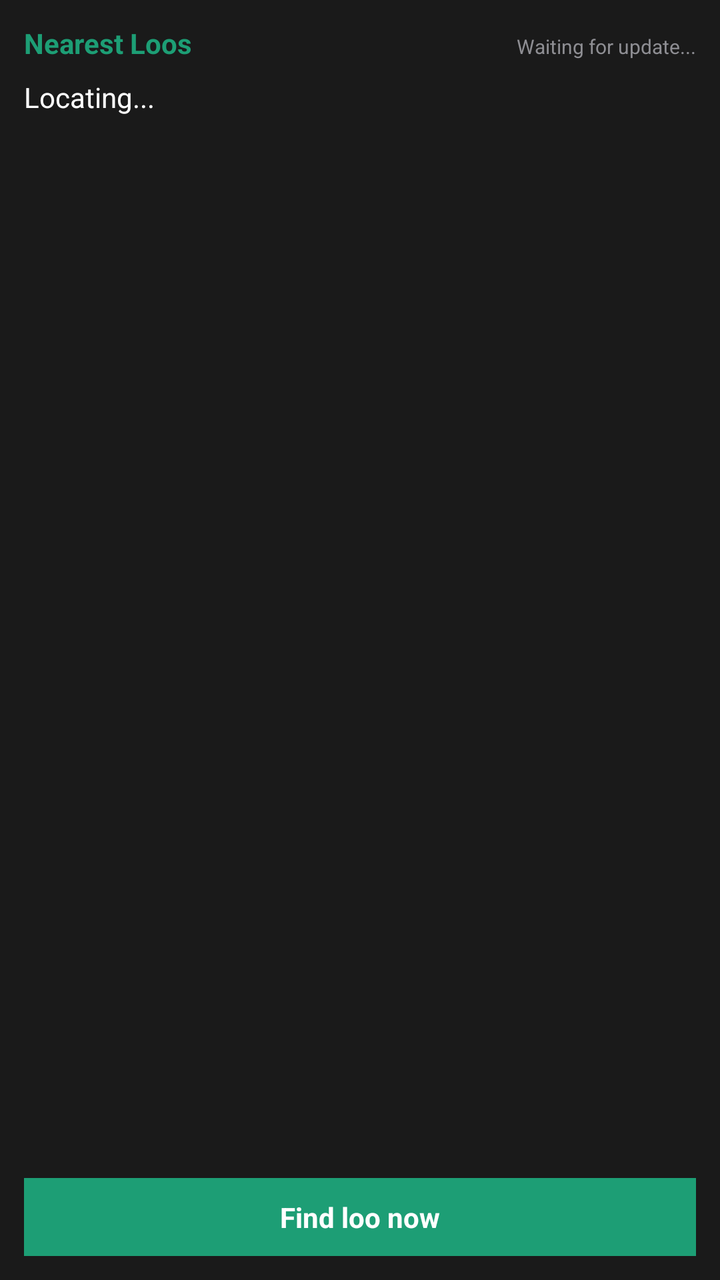
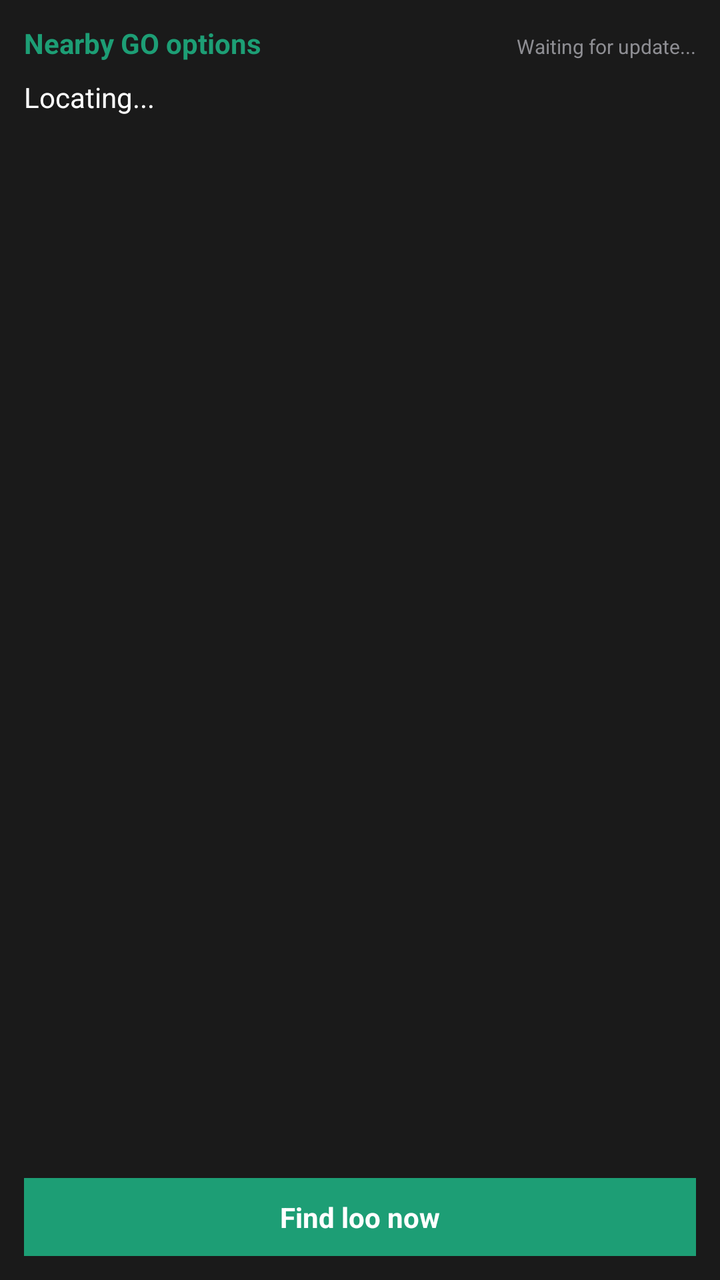

Two renders of the same Android screen: before a commit and after it. Below are the layout's source before the change and the commit's diff.
<!-- AndroidManifest.xml: fallback theme Theme.MaterialComponents.DayNight.NoActionBar -->
<!-- res/layout/widget_layout_medium.xml -->
<?xml version="1.0" encoding="utf-8"?>
<LinearLayout xmlns:android="http://schemas.android.com/apk/res/android"
    android:id="@+id/widget_root"
    android:layout_width="match_parent"
    android:layout_height="match_parent"
    android:background="#1A1A1A"
    android:orientation="vertical"
    android:padding="12dp">

    <LinearLayout
        android:layout_width="match_parent"
        android:layout_height="wrap_content"
        android:orientation="horizontal"
        android:layout_marginBottom="8dp">
        <TextView
            android:layout_width="0dp"
            android:layout_height="wrap_content"
            android:layout_weight="1"
            android:text="Nearest Loos"
            android:textColor="#1D9E75"
            android:textSize="14sp"
            android:textStyle="bold" />
        <TextView
            android:id="@+id/widget_last_updated"
            android:layout_width="wrap_content"
            android:layout_height="wrap_content"
            android:text="Waiting for update..."
            android:textColor="#8E8E93"
            android:textSize="10sp" />
    </LinearLayout>

    
    <LinearLayout
        android:id="@+id/widget_row_1"
        android:layout_width="match_parent"
        android:layout_height="wrap_content"
        android:orientation="horizontal"
        android:layout_marginBottom="4dp">
        <TextView
            android:id="@+id/widget_name_1"
            android:layout_width="0dp"
            android:layout_height="wrap_content"
            android:layout_weight="1"
            android:text="Locating..."
            android:textColor="#FFFFFF"
            android:textSize="14sp"
            android:maxLines="1"
            android:ellipsize="end" />
        <TextView
            android:id="@+id/widget_dist_1"
            android:layout_width="wrap_content"
            android:layout_height="wrap_content"
            android:text=""
            android:textColor="#8E8E93"
            android:textSize="14sp" />
    </LinearLayout>

    
    <LinearLayout
        android:id="@+id/widget_row_2"
        android:layout_width="match_parent"
        android:layout_height="wrap_content"
        android:orientation="horizontal"
        android:layout_marginBottom="4dp">
        <TextView
            android:id="@+id/widget_name_2"
            android:layout_width="0dp"
            android:layout_height="wrap_content"
            android:layout_weight="1"
            android:text=""
            android:textColor="#FFFFFF"
            android:textSize="14sp"
            android:maxLines="1"
            android:ellipsize="end" />
        <TextView
            android:id="@+id/widget_dist_2"
            android:layout_width="wrap_content"
            android:layout_height="wrap_content"
            android:text=""
            android:textColor="#8E8E93"
            android:textSize="14sp" />
    </LinearLayout>

    
    <LinearLayout
        android:id="@+id/widget_row_3"
        android:layout_width="match_parent"
        android:layout_height="wrap_content"
        android:orientation="horizontal"
        android:layout_marginBottom="8dp">
        <TextView
            android:id="@+id/widget_name_3"
            android:layout_width="0dp"
            android:layout_height="wrap_content"
            android:layout_weight="1"
            android:text=""
            android:textColor="#FFFFFF"
            android:textSize="14sp"
            android:maxLines="1"
            android:ellipsize="end" />
        <TextView
            android:id="@+id/widget_dist_3"
            android:layout_width="wrap_content"
            android:layout_height="wrap_content"
            android:text=""
            android:textColor="#8E8E93"
            android:textSize="14sp" />
    </LinearLayout>

    <View
        android:layout_width="0dp"
        android:layout_height="0dp"
        android:layout_weight="1" />

    
    <TextView
        android:id="@+id/widget_btn_emergency"
        android:layout_width="match_parent"
        android:layout_height="wrap_content"
        android:background="#1D9E75"
        android:text="Find loo now"
        android:textColor="#FFFFFF"
        android:textSize="14sp"
        android:textStyle="bold"
        android:gravity="center"
        android:padding="10dp" />

</LinearLayout>
<!-- resources referenced by this layout -->
<resources>

</resources>

<!-- the commit's change to res/layout/widget_layout_medium.xml (unified diff, before → after) -->
@@ -16,7 +16,7 @@
             android:layout_width="0dp"
             android:layout_height="wrap_content"
             android:layout_weight="1"
-            android:text="Nearest Loos"
+            android:text="Nearby GO options"
             android:textColor="#1D9E75"
             android:textSize="14sp"
             android:textStyle="bold" />
